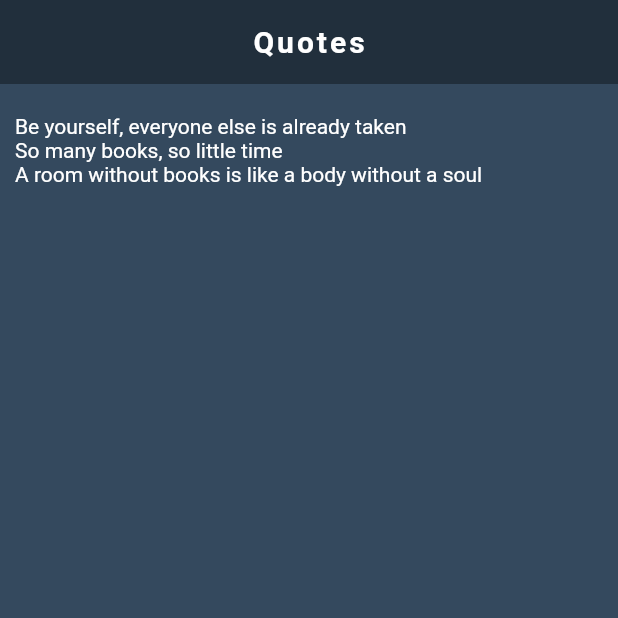
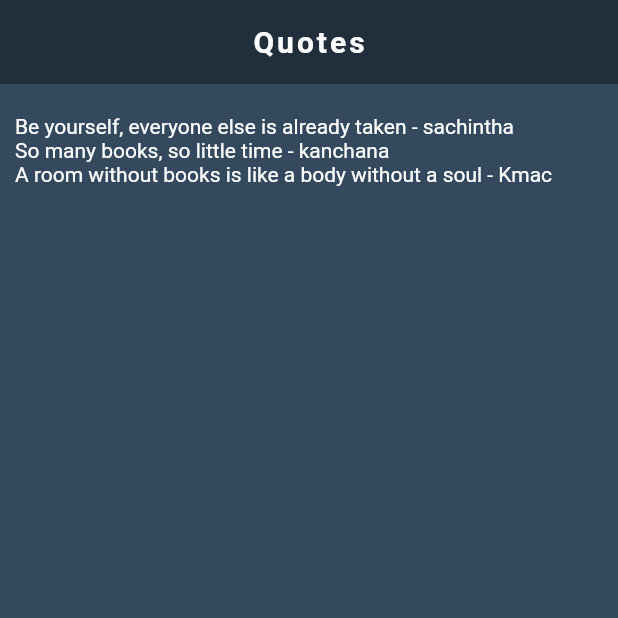
Before and after one commit to sachinthadilshandisanayaka/flutter-practice, a Flutter app: the screen it shows after launch, on a phone screen of 412 x 824 dp, the top half of it. Run offline on Flutter 3.47's test engine with Material 2 defaults, Android fonts, the phone set to English and light mode, and no system bars.

Commit message:
another dart file added with operations

```diff
--- a/lib/main.dart
+++ b/lib/main.dart
@@ -1,4 +1,5 @@
 import 'dart:ui';
+import 'quotes.dart';
 
 import 'package:flutter/material.dart';
 
@@ -16,10 +17,14 @@ class Quotes extends StatefulWidget {
 }
 
 class _QuotesState extends State<Quotes> {
-  List<String> quotes = [
-    'Be yourself, everyone else is already taken',
-    'So many books, so little time',
-    'A room without books is like a body without a soul'
+  List<Quote> quotes = [
+    Quote(
+        text: 'Be yourself, everyone else is already taken',
+        author: 'sachintha'),
+    Quote(text: 'So many books, so little time', author: 'kanchana'),
+    Quote(
+        text: 'A room without books is like a body without a soul',
+        author: 'Kmac')
   ];
 
   @override
@@ -48,7 +53,7 @@ class _QuotesState extends State<Quotes> {
           // ],
           children: quotes.map((quote) {
             return Text(
-              quote,
+              '${quote.text} - ${quote.author}',
               style: TextStyle(
                 color: Colors.white,
               ),
--- /dev/null
+++ b/lib/quotes.dart
@@ -0,0 +1,6 @@
+class Quote {
+  String text;
+  String author;
+
+  Quote({this.text, this.author});
+}
```
